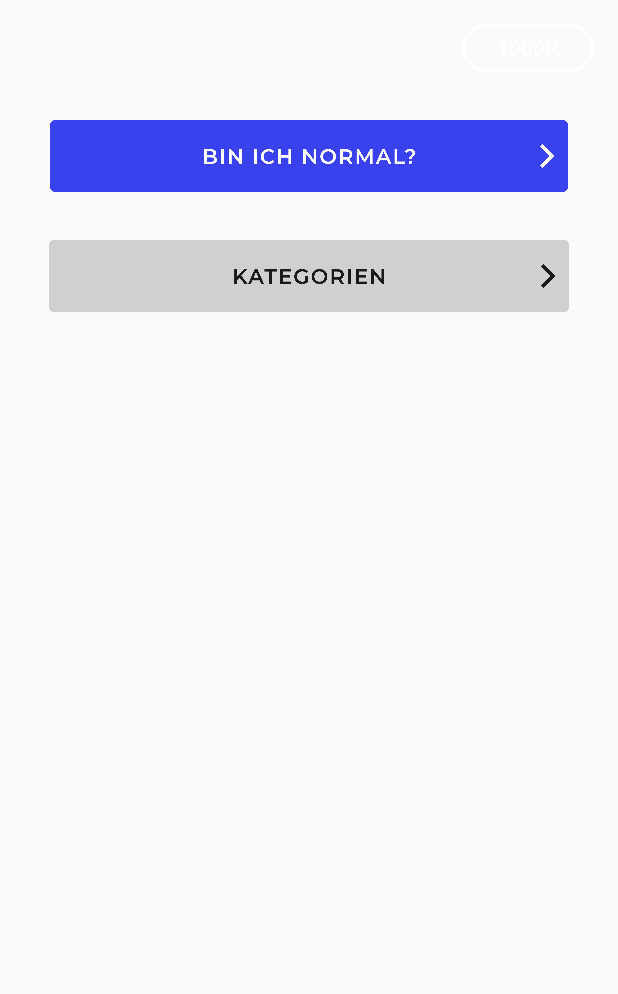
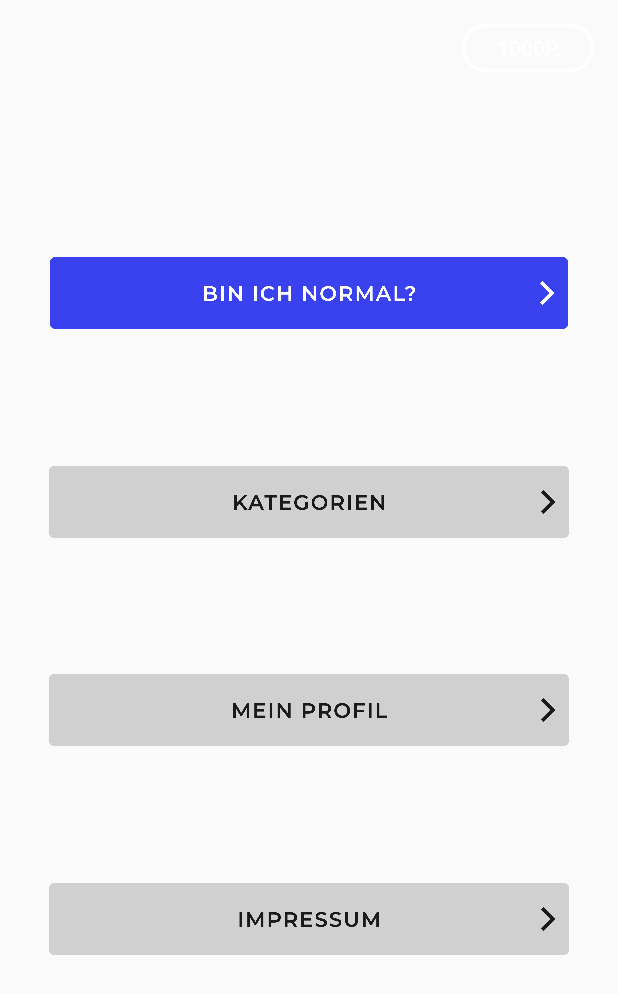
Before and after one commit to Lucmie98/binIchNormal, an Android app: the screen it shows after launch (MainActivity), on a phone screen of 412 x 824 dp. Shown: the top 994 px of the screen. Run offline under Robolectric (Android 15) with nearby library versions, the light colour scheme and no system bars.

Commit message:
updating and finishing activity_main_menu

```diff
--- a/app/src/main/res/layout/activity_main_menu.xml
+++ b/app/src/main/res/layout/activity_main_menu.xml
@@ -1,6 +1,5 @@
 <?xml version="1.0" encoding="utf-8"?>
-<androidx.constraintlayout.widget.ConstraintLayout
-    xmlns:android="http://schemas.android.com/apk/res/android"
+<androidx.constraintlayout.widget.ConstraintLayout xmlns:android="http://schemas.android.com/apk/res/android"
     xmlns:app="http://schemas.android.com/apk/res-auto"
     xmlns:tools="http://schemas.android.com/tools"
     android:layout_width="match_parent"
@@ -36,20 +35,48 @@
         android:layout_height="48dp"
         android:layout_marginTop="32dp"
         android:contentDescription="@string/main_menu_con_des_start_btn"
+        app:layout_constraintBottom_toTopOf="@+id/img_category_btn"
         app:layout_constraintEnd_toEndOf="parent"
+        app:layout_constraintHorizontal_bias="0.5"
         app:layout_constraintStart_toStartOf="parent"
-        app:layout_constraintTop_toBottomOf="@id/btn_score_points"
+        app:layout_constraintTop_toBottomOf="@+id/btn_score_points"
         app:srcCompat="@drawable/ic_start" />
 
     <ImageView
         android:id="@+id/img_category_btn"
         android:layout_width="0dp"
         android:layout_height="48dp"
-        android:layout_marginTop="32dp"
         android:contentDescription="@string/main_menu_con_des_category_btn"
+        app:layout_constraintBottom_toTopOf="@+id/img_profile_btn"
         app:layout_constraintEnd_toEndOf="parent"
+        app:layout_constraintHorizontal_bias="0.5"
         app:layout_constraintStart_toStartOf="parent"
-        app:layout_constraintTop_toBottomOf="@id/img_start_btn"
+        app:layout_constraintTop_toBottomOf="@+id/img_start_btn"
         app:srcCompat="@drawable/ic_category" />
 
+    <ImageView
+        android:id="@+id/img_profile_btn"
+        android:layout_width="0dp"
+        android:layout_height="48dp"
+        android:contentDescription="@string/main_menu_con_des_profile_btn"
+        app:layout_constraintBottom_toTopOf="@+id/img_imprint_btn"
+        app:layout_constraintEnd_toEndOf="parent"
+        app:layout_constraintHorizontal_bias="0.5"
+        app:layout_constraintStart_toStartOf="parent"
+        app:layout_constraintTop_toBottomOf="@+id/img_category_btn"
+        app:srcCompat="@drawable/ic_profile" />
+
+    <ImageView
+        android:id="@+id/img_imprint_btn"
+        android:layout_width="0dp"
+        android:layout_height="48dp"
+        android:layout_marginBottom="96dp"
+        android:contentDescription="@string/main_menu_con_des_imprint_btn"
+        app:layout_constraintBottom_toBottomOf="parent"
+        app:layout_constraintEnd_toEndOf="parent"
+        app:layout_constraintHorizontal_bias="0.5"
+        app:layout_constraintStart_toStartOf="parent"
+        app:layout_constraintTop_toBottomOf="@+id/img_profile_btn"
+        app:srcCompat="@drawable/ic_imprint" />
+
 </androidx.constraintlayout.widget.ConstraintLayout>
--- a/app/src/main/res/values/strings.xml
+++ b/app/src/main/res/values/strings.xml
@@ -14,5 +14,7 @@
 
     <string name="main_menu_con_des_start_btn">blauer Startbutton</string>
     <string name="main_menu_con_des_category_btn">grauer Kategorienbutton</string>
+    <string name="main_menu_con_des_profile_btn">grauer Profilnbutton</string>
+    <string name="main_menu_con_des_imprint_btn">grauer Impressumbutton</string>
 
 </resources>
```
